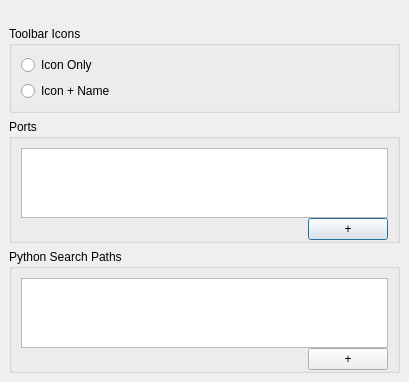
Above: pkmidicron/preferencesdialog.ui from patrickkidd/pkmidicron before the change. Below: the same form after it.
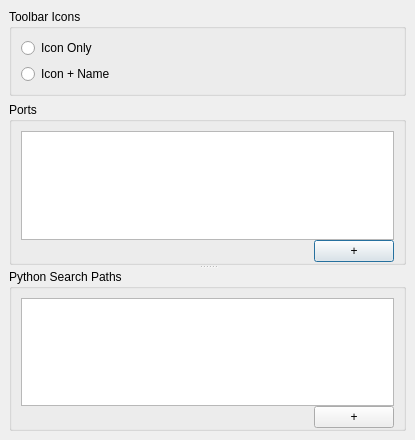
That is the form after the change. Custom widgets are drawn as their Qt base class.

```diff
--- a/pkmidicron/preferencesdialog.ui
+++ b/pkmidicron/preferencesdialog.ui
@@ -9,8 +9,8 @@
    <rect>
     <x>0</x>
     <y>0</y>
-    <width>409</width>
-    <height>378</height>
+    <width>415</width>
+    <height>440</height>
    </rect>
   </property>
   <property name="minimumSize">
@@ -42,22 +42,6 @@
      </property>
      <widget class="QWidget" name="generalPage">
       <layout class="QVBoxLayout" name="verticalLayout_4">
-       <item>
-        <spacer name="verticalSpacer_2">
-         <property name="orientation">
-          <enum>Qt::Vertical</enum>
-         </property>
-         <property name="sizeType">
-          <enum>QSizePolicy::Fixed</enum>
-         </property>
-         <property name="sizeHint" stdset="0">
-          <size>
-           <width>17</width>
-           <height>17</height>
-          </size>
-         </property>
-        </spacer>
-       </item>
        <item>
         <widget class="QGroupBox" name="groupBox">
          <property name="title">
@@ -82,6 +66,10 @@
         </widget>
        </item>
        <item>
+        <widget class="QSplitter" name="splitter">
+         <property name="orientation">
+          <enum>Qt::Vertical</enum>
+         </property>
         <widget class="QGroupBox" name="groupBox_2">
          <property name="title">
           <string>Ports</string>
@@ -135,8 +123,6 @@
           </item>
          </layout>
         </widget>
-       </item>
-       <item>
         <widget class="QGroupBox" name="groupBox_3">
          <property name="title">
           <string>Python Search Paths</string>
@@ -176,10 +162,7 @@
            </layout>
           </item>
          </layout>
-         <zorder>pythonPathList</zorder>
-         <zorder>pythonPathList</zorder>
-         <zorder>addPathButton</zorder>
-         <zorder>horizontalSpacer_2</zorder>
+         </widget>
         </widget>
        </item>
       </layout>
```
Left out of the diff: 6 changed lines with no effect on the pictures. Lines whose indentation alone changed are shown as unchanged.
